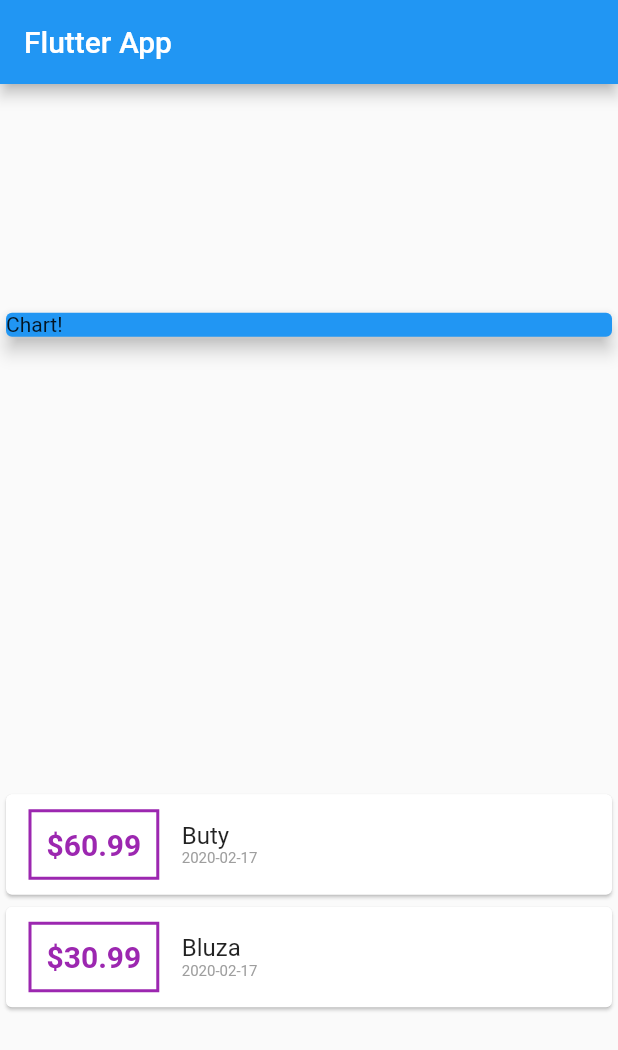
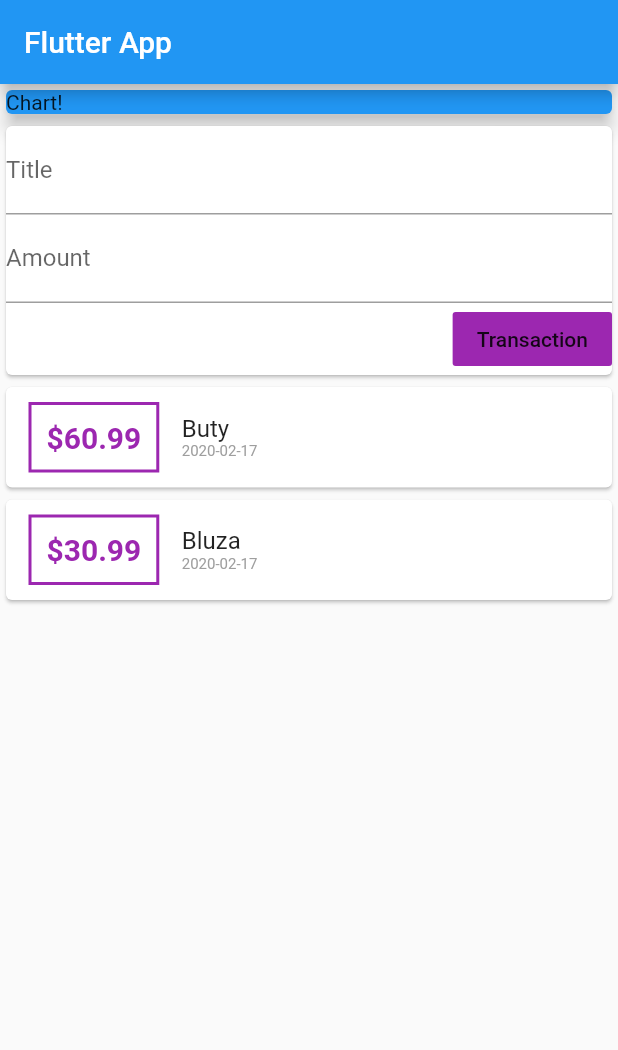
Before and after one commit to Eyzo280/ExpenditureControlFlutterApp, a Flutter app: the screen it shows after launch, on a phone screen of 412 x 824 dp. Shown: the top 1050 px of the screen. Run offline on Flutter 3.47's test engine with Material 2 defaults, Android fonts, the phone set to English and light mode, and no system bars.

Commit message:
Arrangement widgets and adding a StatefulWidget

```diff
--- a/lib/main.dart
+++ b/lib/main.dart
@@ -1,6 +1,11 @@
-import 'package:expenditure_control_flutterapp/transaction.dart';
+import 'package:expenditure_control_flutterapp/widgets/user_transaction.dart';
+
+import './widgets/new_transaction.dart';
+
+import './widgets/transaction_list.dart';
+
+import './models/transaction.dart';
 import 'package:flutter/material.dart';
-import 'package:intl/intl.dart';
 
 void main() => runApp(MyApp());
 
@@ -15,20 +20,6 @@ class MyApp extends StatelessWidget {
 }
 
 class MyHomePage extends StatelessWidget {
-  final List<Transaction> transactions = [
-    Transaction(
-      id: 't1',
-      title: 'Buty',
-      amount: 60.99,
-      date: DateTime.now(),
-    ),
-    Transaction(
-      id: 't2',
-      title: 'Bluza',
-      amount: 30.99,
-      date: DateTime.now(),
-    )
-  ];
 
   @override
   Widget build(BuildContext context) {
@@ -37,7 +28,7 @@ class MyHomePage extends StatelessWidget {
         title: Text('Flutter App'),
       ),
       body: Column(
-        mainAxisAlignment: MainAxisAlignment.spaceAround,
+        // mainAxisAlignment: MainAxisAlignment.spaceAround,
         crossAxisAlignment: CrossAxisAlignment.stretch,
         children: <Widget>[
           Container(
@@ -48,55 +39,7 @@ class MyHomePage extends StatelessWidget {
               elevation: 5, // Wielkosc cienia
             ),
           ),
-          Column(
-            children: transactions.map((tx) {
-              return Card(
-                child: Row(
-                  children: <Widget>[
-                    Container(
-                      margin: EdgeInsets.symmetric(
-                        vertical: 10,
-                        horizontal: 15,
-                      ),
-                      decoration: BoxDecoration(
-                        border: Border.all(
-                          color: Colors.purple,
-                          width: 2,
-                        ),
-                      ),
-                      padding: EdgeInsets.all(10),
-                      child: Text(
-                        '\$${tx.amount}',
-                        style: TextStyle(
-                          color: Colors.purple,
-                          fontWeight: FontWeight.bold,
-                          fontSize: 20,
-                        ),
-                      ),
-                    ),
-                    Column(
-                      crossAxisAlignment: CrossAxisAlignment.start,
-                      children: <Widget>[
-                        Text(
-                          tx.title,
-                          style: TextStyle(
-                            fontSize: 16,
-                          ),
-                        ),
-                        Text(
-                          DateFormat('yyyy-MM-dd').format(tx.date),
-                          style: TextStyle(
-                            fontSize: 10,
-                            color: Colors.grey,
-                          ),
-                        ),
-                      ],
-                    ),
-                  ],
-                ),
-              );
-            }).toList(),
-          ),
+          UserTransactions()
         ],
       ),
     );
--- /dev/null
+++ b/lib/widgets/new_transaction.dart
@@ -0,0 +1,42 @@
+import 'package:flutter/material.dart';
+
+class NewTransaction extends StatelessWidget {
+
+  // String titleInput;
+  // String amountInput;
+
+  final titleController = TextEditingController();
+  final amountController = TextEditingController();
+
+
+  @override
+  Widget build(BuildContext context) {
+    return Card(
+      child: Column(
+        crossAxisAlignment: CrossAxisAlignment.end,
+        children: <Widget>[
+          TextField(
+            decoration: InputDecoration(labelText: 'Title'),
+            // onChanged: (val) { // w miejsce wal mozna wstawic cokolwiek
+            //  titleInput = val;
+            // },
+            controller: titleController,
+          ),
+          TextField(
+            decoration: InputDecoration(labelText: 'Amount'),
+            // onChanged: (val) => amountInput = val,
+            controller: amountController,
+          ),
+          FlatButton(
+            onPressed: () {
+              print(titleController);
+              print(amountController);
+            },
+            child: Text('Transaction'),
+            color: Colors.purple,
+          )
+        ],
+      ),
+    );
+  }
+}
--- /dev/null
+++ b/lib/widgets/transaction_list.dart
@@ -0,0 +1,61 @@
+import '../models/transaction.dart';
+import 'package:flutter/material.dart';
+import 'package:intl/intl.dart';
+
+class TransactionList extends StatelessWidget {
+  final List<Transaction> _userTransactions;
+
+  TransactionList(this._userTransactions);
+  @override
+  Widget build(BuildContext context) {
+    return Column(
+      children: _userTransactions.map((tx) {
+        return Card(
+          child: Row(
+            children: <Widget>[
+              Container(
+                margin: EdgeInsets.symmetric(
+                  vertical: 10,
+                  horizontal: 15,
+                ),
+                decoration: BoxDecoration(
+                  border: Border.all(
+                    color: Colors.purple,
+                    width: 2,
+                  ),
+                ),
+                padding: EdgeInsets.all(10),
+                child: Text(
+                  '\$${tx.amount}',
+                  style: TextStyle(
+                    color: Colors.purple,
+                    fontWeight: FontWeight.bold,
+                    fontSize: 20,
+                  ),
+                ),
+              ),
+              Column(
+                crossAxisAlignment: CrossAxisAlignment.start,
+                children: <Widget>[
+                  Text(
+                    tx.title,
+                    style: TextStyle(
+                      fontSize: 16,
+                    ),
+                  ),
+                  Text(
+                    DateFormat('yyyy-MM-dd').format(tx.date),
+                    style: TextStyle(
+                      fontSize: 10,
+                      color: Colors.grey,
+                    ),
+                  ),
+                ],
+              ),
+            ],
+          ),
+        );
+      }).toList(),
+    );
+  }
+}
--- /dev/null
+++ b/lib/widgets/user_transaction.dart
@@ -0,0 +1,34 @@
+import 'package:flutter/material.dart';
+import './new_transaction.dart';
+import './transaction_list.dart';
+import '../models/transaction.dart';
+
+class UserTransactions extends StatefulWidget {
+  @override
+  _UserTransactionsState createState() => _UserTransactionsState();
+}
+
+class _UserTransactionsState extends State<UserTransactions> {
+  final List<Transaction> _userTransactions = [
+    Transaction(
+      id: 't1',
+      title: 'Buty',
+      amount: 60.99,
+      date: DateTime.now(),
+    ),
+    Transaction(
+      id: 't2',
+      title: 'Bluza',
+      amount: 30.99,
+      date: DateTime.now(),
+    )
+  ];
+
+  @override
+  Widget build(BuildContext context) {
+    return Column(children: <Widget>[
+      NewTransaction(),
+      TransactionList(_userTransactions),
+    ],);
+  }
+}
```
Also changed, not shown: lib/models/transaction.dart (renamed from lib/transaction.dart).
